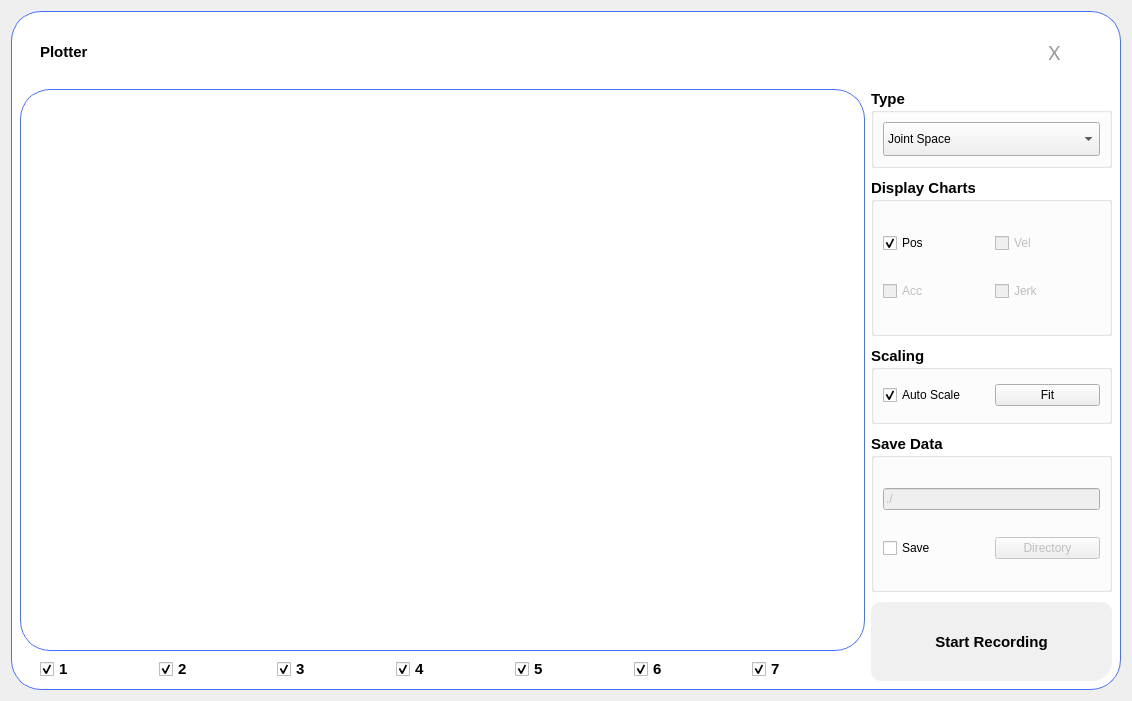
Old version of the form src/PlotDialog.ui in the repository thinkexist1989/rocos-viz.
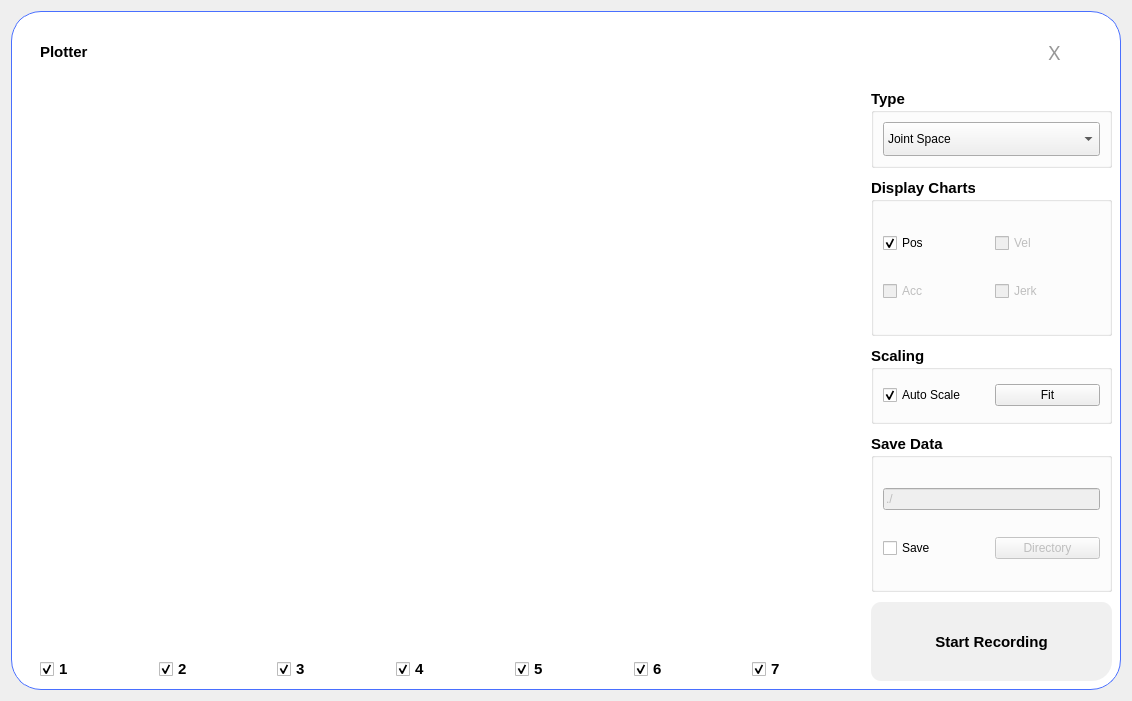
New version of the form. Icons and pictures are not drawn.

Diff of the .ui file:
```diff
--- a/src/PlotDialog.ui
+++ b/src/PlotDialog.ui
@@ -108,7 +108,14 @@
        </layout>
       </item>
       <item row="1" column="0">
-       <widget class="QWidget" name="plotWidget" native="true"/>
+       <widget class="QWidget" name="plotWidget" native="true">
+        <property name="styleSheet">
+         <string notr="true">.QWidget {
+	 border-radius: 30px;
+    border: 0px solid #496FFF;
+}</string>
+        </property>
+       </widget>
       </item>
       <item row="1" column="1" rowspan="2">
        <layout class="QVBoxLayout" name="verticalLayout" stretch="1,2,1,2,1">
```
